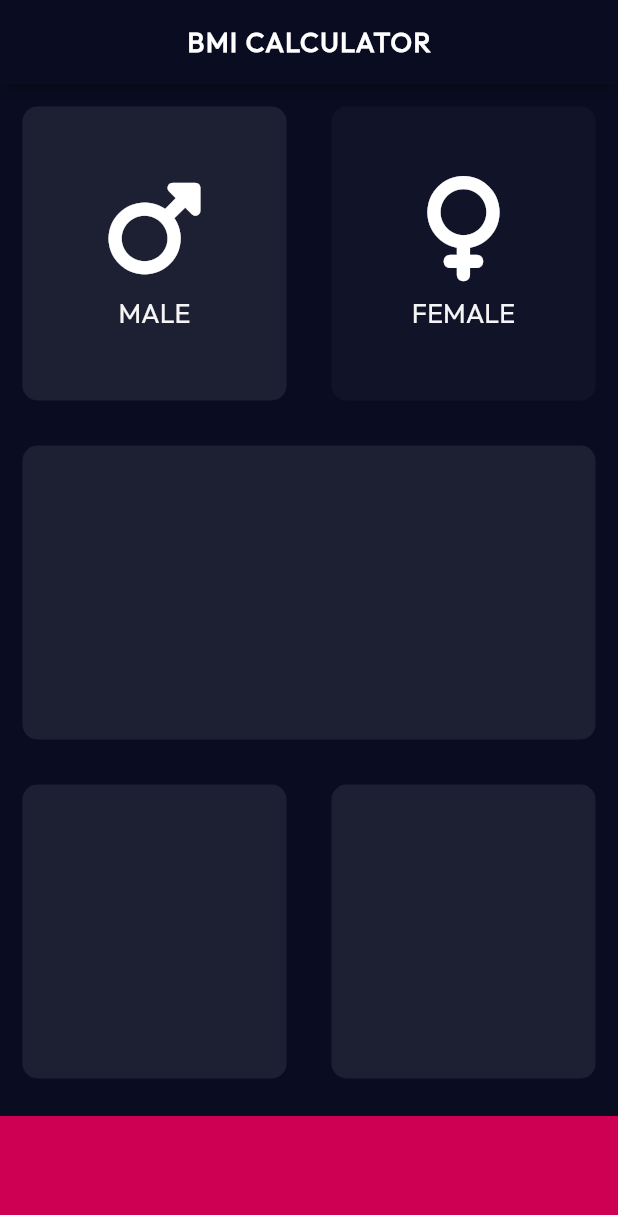
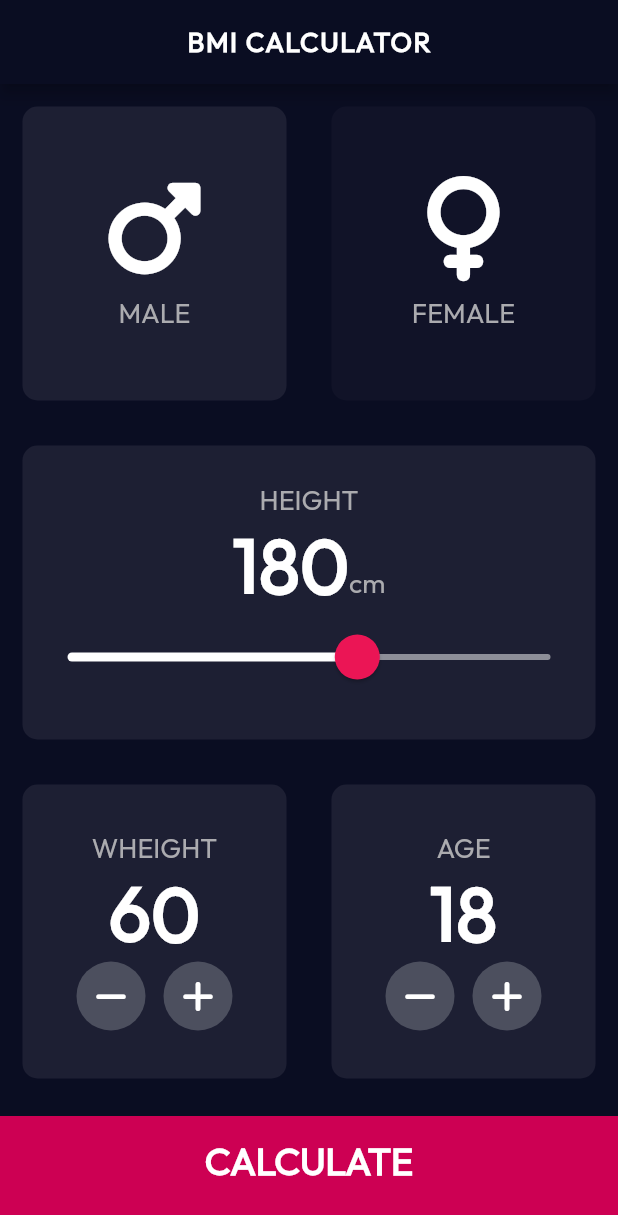
Before and after one commit to Jasil-kk/bmi_calculator, a Flutter app: the screen it shows after launch, after a tap on "MALE", on a phone screen of 412 x 824 dp. Shown: the top 1215 px of the screen. Run offline on Flutter 3.47's test engine with Material 2 defaults, Android fonts, the phone set to English and light mode, and no system bars; our stand-ins replace font_awesome_flutter.

Commit message:
calculator ui completed

```diff
--- /dev/null
+++ b/lib/components/bottom_button.dart
@@ -0,0 +1,28 @@
+import 'package:flutter/material.dart';
+import '../constants.dart';
+
+class BottomButton extends StatelessWidget {
+  BottomButton({@required this.onTap, @required this.buttonTitle});
+
+  final Function()? onTap;
+  final String? buttonTitle;
+
+  @override
+  Widget build(BuildContext context) {
+    return GestureDetector(
+      onTap: onTap,
+      child: Container(
+        child: Center(
+            child: Text(
+          buttonTitle!,
+          style: kLargeButtonTextStyle,
+        )),
+        color: kBottomContainerColor,
+        width: double.infinity,
+        height: kBottomContainerHeight,
+        margin: EdgeInsets.only(top: 10.0),
+        padding: EdgeInsets.only(bottom: 20.0),
+      ),
+    );
+  }
+}
--- a/lib/icon_content.dart
+++ b/lib/components/icon_content.dart
@@ -1,6 +1,5 @@
-
-
-import 'package:flutter/cupertino.dart';
+import 'package:flutter/material.dart';
+import '../constants.dart';
 
 class IconContent extends StatelessWidget {
   IconContent({this.icon, this.label});
@@ -13,7 +12,7 @@ class IconContent extends StatelessWidget {
       children: [
         Icon(icon,size: 70.0,),
         SizedBox(height: 10.0,),
-        Text(label! ,style: TextStyle(fontSize: 18.0,color: Color(0xFFF5F5F6)),)
+        Text(label! ,style:kLabelTextStyle,)
       ],
     );
   }
--- /dev/null
+++ b/lib/components/reusable_card.dart
@@ -0,0 +1,20 @@
+import 'package:flutter/material.dart';
+
+class ReusableCard extends StatelessWidget {
+  ReusableCard({required this.colour, this.cardChild, this.onPress});
+  final Color colour;
+  final Widget? cardChild;
+  final Function()? onPress;
+  @override
+  Widget build(BuildContext context) {
+    return GestureDetector(
+      onTap: onPress,
+      child: Container(
+        child: cardChild,
+        margin: EdgeInsets.all(15.0),
+        decoration: BoxDecoration(
+            color: colour, borderRadius: BorderRadius.circular(10.0)),
+      ),
+    );
+  }
+}
--- /dev/null
+++ b/lib/components/round_icon_button.dart
@@ -0,0 +1,18 @@
+import 'package:flutter/material.dart';
+
+class RoundIconButton extends StatelessWidget {
+  RoundIconButton({@required this.icon, @required this.onPressed});
+  final IconData? icon;
+  final Function()? onPressed;
+  @override
+  Widget build(BuildContext context) {
+    return RawMaterialButton(
+      child: Icon(icon),
+      elevation: 0.0,
+      onPressed: onPressed,
+      constraints: BoxConstraints.tightFor(width: 46.0, height: 46.0),
+      shape: CircleBorder(),
+      fillColor: Color(0xFF4C4F5E),
+    );
+  }
+}
--- /dev/null
+++ b/lib/constants.dart
@@ -0,0 +1,12 @@
+import 'package:flutter/material.dart';
+
+const kBottomContainerHeight = 80.0;
+const kActiveCardColor = Color(0xFF1D1F33);
+const kInactiveCardColor = Color(0xFF111328);
+const kBottomContainerColor = Color(0xFFCD0053);
+const kLabelTextStyle = TextStyle(fontSize: 18.0,color: Color(0xFFABABAF),);
+const kNumberTextStyle = TextStyle(fontSize: 50.0,fontWeight: FontWeight.w900);
+const kLargeButtonTextStyle = TextStyle(fontSize: 25.0,fontWeight: FontWeight.bold);
+const kTitleTextStyle = TextStyle(fontSize: 50.0,fontWeight: FontWeight.bold);
+const kResultTextStyle = TextStyle(color: Color(0xFF24D876),fontSize: 22.0,fontWeight: FontWeight.bold,);
+const kBMITextStyle = TextStyle(fontSize: 100.0,fontWeight: FontWeight.bold);
--- a/lib/input_page.dart
+++ /dev/null
@@ -1,115 +0,0 @@
-import 'package:flutter/material.dart';
-import 'package:font_awesome_flutter/font_awesome_flutter.dart';
-import 'icon_content.dart';
-import 'reusable_card.dart';
-
-const bottomContainerHeight = 80.0;
-const activeCardColor = Color(0xFF1D1F33);
-const inactiveCardColor = Color(0xFF111328);
-const bottomContainerColor = Color(0xFFCD0053);
-
-enum Gender { male, female }
-
-class InputPage extends StatefulWidget {
-  @override
-  _InputPageState createState() => _InputPageState();
-}
-
-class _InputPageState extends State<InputPage> {
-  Color maleCardColour = inactiveCardColor;
-  Color femaleCardColour = inactiveCardColor;
-  void updateColour(Gender selectedGender) {
-    // male card pressed
-    if (selectedGender == Gender.male) {
-      if (maleCardColour == inactiveCardColor) {
-        maleCardColour = activeCardColor;
-        femaleCardColour = inactiveCardColor;
-      } else {
-        maleCardColour = inactiveCardColor;
-      }
-    }
-    // female card pressed
-    if (selectedGender == Gender.female) {
-      if (femaleCardColour == inactiveCardColor) {
-        femaleCardColour = activeCardColor;
-        maleCardColour = inactiveCardColor;
-      } else {
-        femaleCardColour = inactiveCardColor;
-      }
-    }
-  }
-
-  @override
-  Widget build(BuildContext context) {
-    return Scaffold(
-      appBar: AppBar(
-        title: Center(
-            child: Text(
-          'BMI CALCULATOR',
-          style: TextStyle(fontSize: 18.0),
-        )),
-      ),
-      body: Column(
-        children: [
-          Expanded(
-            child: Row(
-              children: [
-                Expanded(
-                  child: GestureDetector(
-                    onTap: () {
-                      setState(() {
-                        updateColour(Gender.male);
-                      });
-                    },
-                    child: ReusableCard(
-                        colour: maleCardColour,
-                        cardChild: IconContent(
-                          icon: FontAwesomeIcons.mars,
-                          label: 'MALE',
-                        )),
-                  ),
-                ),
-                Expanded(
-                  child: GestureDetector(
-                    onTap: () {
-                      setState(() {
-                        updateColour(Gender.female);
-                      });
-                    },
-                    child: ReusableCard(
-                        colour: femaleCardColour,
-                        cardChild: IconContent(
-                            icon: FontAwesomeIcons.venus, label: 'FEMALE')),
-                  ),
-                ),
-              ],
-            ),
-          ),
-          Expanded(
-            child: ReusableCard(colour: activeCardColor),
-          ),
-          Expanded(
-            child: Row(
-              children: [
-                Expanded(
-                  child: ReusableCard(colour: activeCardColor),
-                ),
-                Expanded(
-                  child: ReusableCard(colour: activeCardColor),
-                ),
-              ],
-            ),
-          ),
-          Container(
-            color: bottomContainerColor,
-            width: double.infinity,
-            height: bottomContainerHeight,
-            margin: EdgeInsets.only(top: 10.0),
-          )
-        ],
-      ),
-    );
-  }
-}
-
-// ignore: must_be_immutable
--- a/lib/main.dart
+++ b/lib/main.dart
@@ -1,5 +1,5 @@
 import 'package:flutter/material.dart';
-import 'input_page.dart';
+import 'screens/input_page.dart';
 
 void main() => runApp(BMICalculator());
 
@@ -9,7 +9,7 @@ class BMICalculator extends StatelessWidget {
     return MaterialApp(
       debugShowCheckedModeBanner: false,
       theme: ThemeData.dark().copyWith(
-        textTheme: TextTheme(bodyText1: TextStyle(fontFamily: 'Outfit'),bodyText2: TextStyle(fontFamily: 'Outfit')),
+        textTheme: TextTheme(bodyLarge: TextStyle(fontFamily: 'Outfit'),bodyMedium: TextStyle(fontFamily: 'Outfit')),
         appBarTheme: AppBarTheme(
           titleTextStyle: TextStyle(fontFamily: 'Outfit',fontWeight: FontWeight.w600,letterSpacing: 1.0),
           backgroundColor: Color(0xFF0A0D22),
--- a/lib/reusable_card.dart
+++ /dev/null
@@ -1,17 +0,0 @@
-import 'package:flutter/cupertino.dart';
-import 'package:flutter/material.dart';
-
-class ReusableCard extends StatelessWidget {
-  ReusableCard({required this.colour, this.cardChild});
-  final Color colour;
-  final Widget? cardChild;
-  @override
-  Widget build(BuildContext context) {
-    return Container(
-      child: cardChild,
-      margin: EdgeInsets.all(15.0),
-      decoration: BoxDecoration(
-          color: colour, borderRadius: BorderRadius.circular(10.0)),
-    );
-  }
-}
--- /dev/null
+++ b/lib/screens/input_page.dart
@@ -0,0 +1,218 @@
+import 'package:flutter/material.dart';
+import 'package:font_awesome_flutter/font_awesome_flutter.dart';
+import '../components/icon_content.dart';
+import '../components/round_icon_button.dart';
+import '../constants.dart';
+import 'results_page.dart';
+import '../components/bottom_button.dart';
+import 'package:bmi_calculator/components/reusable_card.dart';
+
+enum Gender { male, female, nothing }
+
+class InputPage extends StatefulWidget {
+  @override
+  _InputPageState createState() => _InputPageState();
+}
+
+class _InputPageState extends State<InputPage> {
+  Gender selectedGender = Gender.nothing;
+  int height = 180;
+  int weight = 60;
+  int age = 18;
+  @override
+  Widget build(BuildContext context) {
+    return Scaffold(
+      appBar: AppBar(
+        title: Center(
+            child: Text(
+          'BMI CALCULATOR',
+          style: TextStyle(fontSize: 18.0),
+        )),
+      ),
+      body: Column(
+        crossAxisAlignment: CrossAxisAlignment.stretch,
+        children: [
+          Expanded(
+            child: Row(
+              children: [
+                Expanded(
+                  child: ReusableCard(
+                      onPress: () {
+                        setState(() {
+                          selectedGender = Gender.male;
+                        });
+                      },
+                      colour: selectedGender == Gender.male
+                          ? kActiveCardColor
+                          : kInactiveCardColor,
+                      cardChild: IconContent(
+                        icon: FontAwesomeIcons.mars,
+                        label: 'MALE',
+                      )),
+                ),
+                Expanded(
+                  child: ReusableCard(
+                      onPress: () {
+                        setState(() {
+                          selectedGender = Gender.female;
+                        });
+                      },
+                      colour: selectedGender == Gender.female
+                          ? kActiveCardColor
+                          : kInactiveCardColor,
+                      cardChild: IconContent(
+                          icon: FontAwesomeIcons.venus, label: 'FEMALE')),
+                ),
+              ],
+            ),
+          ),
+          Expanded(
+            child: ReusableCard(
+              colour: kActiveCardColor,
+              cardChild: Column(
+                mainAxisAlignment: MainAxisAlignment.center,
+                children: [
+                  Text(
+                    'HEIGHT',
+                    style: kLabelTextStyle,
+                  ),
+                  Row(
+                    mainAxisAlignment: MainAxisAlignment.center,
+                    crossAxisAlignment: CrossAxisAlignment.baseline,
+                    textBaseline: TextBaseline.alphabetic,
+                    children: [
+                      Text(
+                        height.toString(),
+                        style: kNumberTextStyle,
+                      ),
+                      Text(
+                        'cm',
+                        style: kLabelTextStyle,
+                      )
+                    ],
+                  ),
+                  SliderTheme(
+                    data: SliderTheme.of(context).copyWith(
+                        activeTrackColor: Colors.white,
+                        inactiveTrackColor: Color(0xFF8D8E98),
+                        thumbColor: Color(0xFFEB1555),
+                        overlayColor: Color(0x29EB1555),
+                        thumbShape:
+                            RoundSliderThumbShape(enabledThumbRadius: 15.0),
+                        overlayShape:
+                            RoundSliderOverlayShape(overlayRadius: 30.0)),
+                    child: Slider(
+                      value: height.toDouble(),
+                      min: 120.0,
+                      max: 220.0,
+                      onChanged: (double newalue) {
+                        setState(() {
+                          height = newalue.round();
+                        });
+                      },
+                    ),
+                  ),
+                ],
+              ),
+            ),
+          ),
+          Expanded(
+            child: Row(
+              children: [
+                Expanded(
+                  child: ReusableCard(
+                    colour: kActiveCardColor,
+                    cardChild: Column(
+                      mainAxisAlignment: MainAxisAlignment.center,
+                      children: [
+                        Text(
+                          'WHEIGHT',
+                          style: kLabelTextStyle,
+                        ),
+                        Text(
+                          weight.toString(),
+                          style: kNumberTextStyle,
+                        ),
+                        Row(
+                          mainAxisAlignment: MainAxisAlignment.center,
+                          children: [
+                            RoundIconButton(
+                              icon: FontAwesomeIcons.minus,
+                              onPressed: () {
+                                setState(() {
+                                  weight--;
+                                });
+                              },
+                            ),
+                            SizedBox(
+                              width: 10.0,
+                            ),
+                            RoundIconButton(
+                              icon: FontAwesomeIcons.plus,
+                              onPressed: () {
+                                setState(() {
+                                  weight++;
+                                });
+                              },
+                            ),
+                          ],
+                        )
+                      ],
+                    ),
+                  ),
+                ),
+                Expanded(
+                  child: ReusableCard(
+                    colour: kActiveCardColor,
+                    cardChild: Column(
+                      mainAxisAlignment: MainAxisAlignment.center,
+                      children: [
+                        Text(
+                          'AGE',
+                          style: kLabelTextStyle,
+                        ),
+                        Text(
+                          age.toString(),
+                          style: kNumberTextStyle,
+                        ),
+                        Row(
+                          mainAxisAlignment: MainAxisAlignment.center,
+                          children: [
+                            RoundIconButton(
+                                icon: FontAwesomeIcons.minus,
+                                onPressed: () {
+                                  setState(() {
+                                    age--;
+                                  });
+                                }),
+                            SizedBox(
+                              width: 10.0,
+                            ),
+                            RoundIconButton(
+                                icon: FontAwesomeIcons.plus,
+                                onPressed: () {
+                                  setState(() {
+                                    age++;
+                                  });
+                                })
+                          ],
+                        )
+                      ],
+                    ),
+                  ),
+                ),
+              ],
+            ),
+          ),
+          BottomButton(
+            buttonTitle: 'CALCULATE',
+            onTap: () {
+              Navigator.push(context,
+                  MaterialPageRoute(builder: (context) => ResultsPage()));
+            },
+          )
+        ],
+      ),
+    );
+  }
+}
--- /dev/null
+++ b/lib/screens/results_page.dart
@@ -0,0 +1,63 @@
+import 'package:bmi_calculator/components/bottom_button.dart';
+import 'package:flutter/material.dart';
+import '../constants.dart';
+import 'package:bmi_calculator/components/reusable_card.dart';
+
+class ResultsPage extends StatelessWidget {
+  const ResultsPage({Key? key}) : super(key: key);
+
+  @override
+  Widget build(BuildContext context) {
+    return Scaffold(
+      appBar: AppBar(
+        title: Text('BMI CALCULATOR'),
+      ),
+      body: Column(
+        mainAxisAlignment: MainAxisAlignment.spaceEvenly,
+        crossAxisAlignment: CrossAxisAlignment.stretch,
+        children: [
+          Expanded(
+            child: Container(
+              padding: EdgeInsets.all(15.0),
+              alignment: Alignment.bottomLeft,
+              child: Text(
+                'Your Result',
+                style: kTitleTextStyle,
+              ),
+            ),
+          ),
+          Expanded(
+            flex: 5,
+            child: ReusableCard(
+              colour: kActiveCardColor,
+              cardChild: Column(
+                mainAxisAlignment: MainAxisAlignment.spaceEvenly,
+                crossAxisAlignment: CrossAxisAlignment.center,
+                children: [
+                  Text(
+                    'Normal',
+                    style: kResultTextStyle,
+                  ),
+                  Text(
+                    '18.3',
+                    style: kBMITextStyle,
+                  ),
+                  Text(
+                    'Your BMI result is quite low, you should eat more!',
+                    style: kLabelTextStyle,
+                    textAlign: TextAlign.center,
+                  )
+                ],
+              ),
+            ),
+          ),
+          BottomButton(
+              onTap: () {
+                Navigator.pop(context);
+              },
+              buttonTitle: 'RE-CALCULATE')
+        ],
+      ),
+    );
+  }
+}
```
